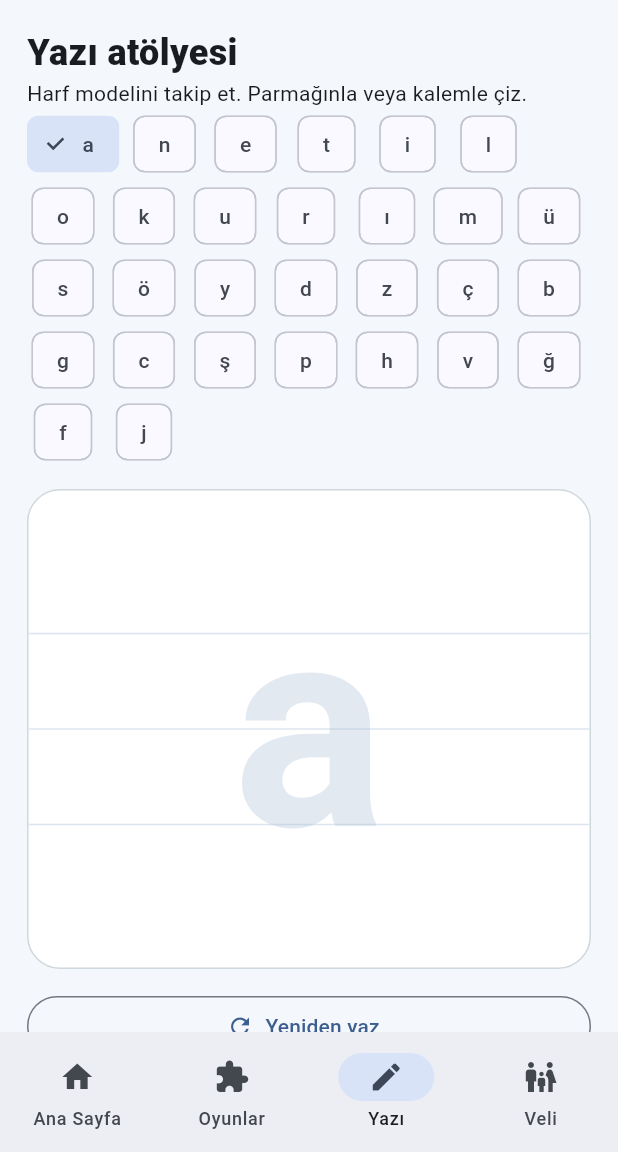
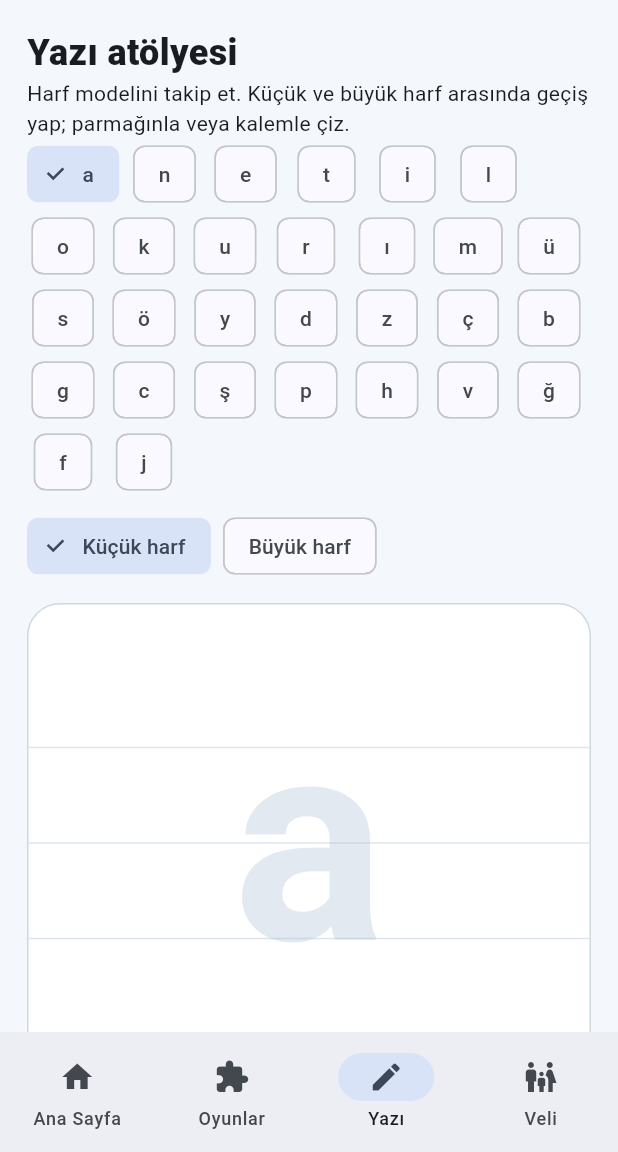
Before and after one commit to csprofesor/okumayazma, a Flutter app: the screen it shows after launch, item 3 of the bottom bar chosen, on a phone screen of 412 x 824 dp, the part 84-1236 px from its top. Run offline on Flutter 3.47's test engine with Material 3 defaults, Android fonts, the phone set to English and light mode, and no system bars; our stand-ins replace flutter_tts, shared_preferences.

Commit message:
Add uppercase and lowercase handwriting practice

```diff
--- a/lib/main.dart
+++ b/lib/main.dart
@@ -110,10 +110,11 @@ class LetterScreen extends StatelessWidget{
  const LetterScreen({super.key,required this.letter,required this.onDone});
  @override Widget build(BuildContext context){
   final samples=examples[letter]??[letter];
-  return Scaffold(appBar:AppBar(title:Text('"$letter" sesini öğreniyorum')),body:ListView(padding:const EdgeInsets.all(18),children:[
+  return Scaffold(appBar:AppBar(title:Text('"$letter" harfini öğreniyorum')),body:ListView(padding:const EdgeInsets.all(18),children:[
    Container(height:180,decoration:BoxDecoration(color:const Color(0xffe7f1ff),borderRadius:BorderRadius.circular(24)),child:Center(child:Text(letter,style:const TextStyle(fontSize:125,fontWeight:FontWeight.w900,color:Color(0xff3977c3))))),
    const SizedBox(height:14),FilledButton.icon(onPressed:()=>speak('Bu harfin adı: ${letter.toUpperCase()}. Küçük harfi: $letter.'),icon:const Icon(Icons.volume_up),label:const Text('Harf adını dinle')),
-   const SizedBox(height:20),const Text('Bu ses hangi kelimelerde var?',style:TextStyle(fontSize:20,fontWeight:FontWeight.bold)),
+   const SizedBox(height:12),const Text('Harf adı ile harfin çıkardığı ses farklıdır. Harfin sesini öğretmeninle çalış; aşağıdaki kelimeleri dinleyip tekrar et.',style:TextStyle(fontSize:15,height:1.4)),
+   const SizedBox(height:12),const Text('Bu harf hangi kelimelerde var?',style:TextStyle(fontSize:20,fontWeight:FontWeight.bold)),
    ...samples.map((w)=>Card(child:ListTile(leading:illustration(w),title:Text(w,style:const TextStyle(fontSize:23,fontWeight:FontWeight.bold)),trailing:IconButton(icon:const Icon(Icons.volume_up),onPressed:()=>speak(w))))),
    const SizedBox(height:14),FilledButton(onPressed:()async{await onDone();if(context.mounted)Navigator.pop(context);},child:const Text('Bu sesi öğrendim')),
   ]));
@@ -201,15 +202,20 @@ class _GamesState extends State<Games>{
 }
 class Writing extends StatefulWidget{const Writing({super.key});@override State<Writing> createState()=>_WritingState();}
 class _WritingState extends State<Writing>{
- String letter='a';List<Offset?> points=[];
+ String letter='a';bool uppercase=false;List<Offset?> points=[];
  @override Widget build(BuildContext context)=>ListView(padding:const EdgeInsets.all(18),children:[
  const Text('Yazı atölyesi',style:TextStyle(fontSize:24,fontWeight:FontWeight.w900)),
- const Text('Harf modelini takip et. Parmağınla veya kalemle çiz.'),
+ const Text('Harf modelini takip et. Küçük ve büyük harf arasında geçiş yap; parmağınla veya kalemle çiz.'),
  Wrap(spacing:6,children:groups.expand((g)=>g).map((l)=>ChoiceChip(label:Text(l),selected:letter==l,onSelected:(_)=>setState((){letter=l;points.clear();}))).toList()),
+ const SizedBox(height:8),
+ Wrap(spacing:8,children:[
+  ChoiceChip(label:const Text('Küçük harf'),selected:!uppercase,onSelected:(_)=>setState(()=>uppercase=false)),
+  ChoiceChip(label:const Text('Büyük harf'),selected:uppercase,onSelected:(_)=>setState(()=>uppercase=true)),
+ ]),
  Container(height:320,margin:const EdgeInsets.symmetric(vertical:14),decoration:BoxDecoration(color:Colors.white,borderRadius:BorderRadius.circular(22),border:Border.all(color:Colors.blueGrey.shade100)),
- child:LayoutBuilder(builder:(c,box)=>GestureDetector(onPanUpdate:(d)=>setState(()=>points.add(d.localPosition)),onPanEnd:(_)=>setState(()=>points.add(null)),child:CustomPaint(size:Size(box.maxWidth,box.maxHeight),painter:TracePainter(letter,points))))),
+ child:LayoutBuilder(builder:(c,box)=>GestureDetector(onPanUpdate:(d)=>setState(()=>points.add(d.localPosition)),onPanEnd:(_)=>setState(()=>points.add(null)),child:CustomPaint(size:Size(box.maxWidth,box.maxHeight),painter:TracePainter(uppercase?letter.toUpperCase():letter,points))))),
  OutlinedButton.icon(onPressed:()=>setState(()=>points.clear()),icon:const Icon(Icons.refresh),label:const Text('Yeniden yaz')),
- FilledButton.icon(onPressed:()=>speak('Şimdi $letter harfini yazıyoruz.'),icon:const Icon(Icons.volume_up),label:const Text('Yazılışı dinle')),
+ FilledButton.icon(onPressed:()=>speak('Şimdi ${uppercase?'büyük':'küçük'} $letter harfini yazıyoruz.'),icon:const Icon(Icons.volume_up),label:const Text('Yazılışı dinle')),
  ]);
 }
 class TracePainter extends CustomPainter{
```
